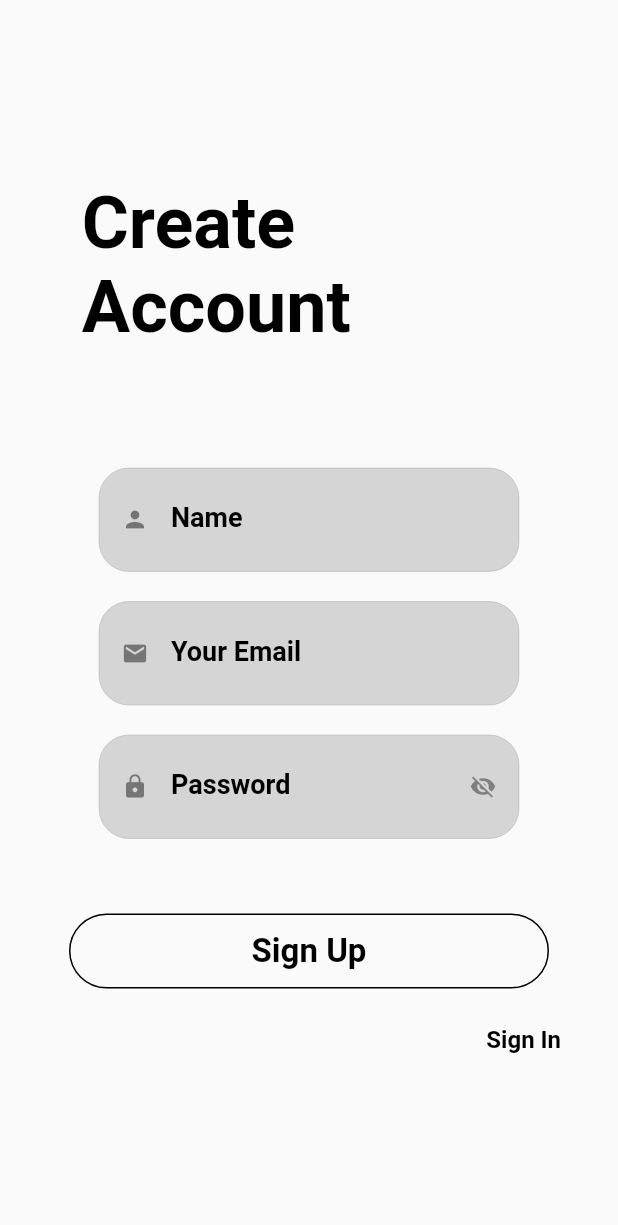
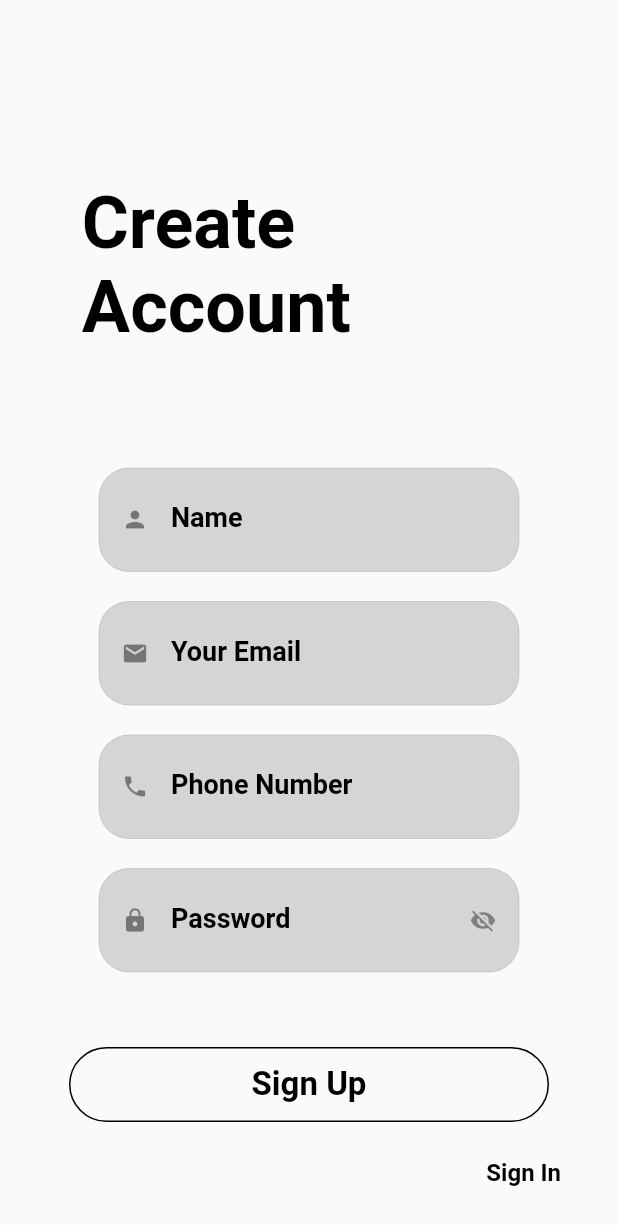
Before and after one commit to Medeu-z/LoFo_SDU, a Flutter app: the SignupWidget screen opened by its route, on a phone screen of 412 x 824 dp. Shown: the top 1225 px of the screen. Run offline on Flutter 3.47's test engine with Material 2 defaults, Android fonts, the light colour scheme and no system bars; our stand-ins replace google_fonts, image_cropper, image_picker, intro_slider.

Commit message:
Added Phone number textField

```diff
--- a/lib/widgets/login/signup.dart
+++ b/lib/widgets/login/signup.dart
@@ -77,6 +77,13 @@ class _SignupWidgetState extends State<SignupWidget> {
                         ),
                         TextFieldWidget(
                           TextField(
+                            controller: email,
+                            decoration:
+                                getDec("Phone Number", Icons.phone, null),
+                          ),
+                        ),
+                        TextFieldWidget(
+                          TextField(
                             controller: password,
                             obscureText: hidePassword,
                             decoration: getDec(
@@ -118,6 +125,7 @@ class _SignupWidgetState extends State<SignupWidget> {
             ),
           ])
         ],
-    ),);
+      ),
+    );
   }
 }
```
Lines whose indentation alone changed are shown as unchanged.
